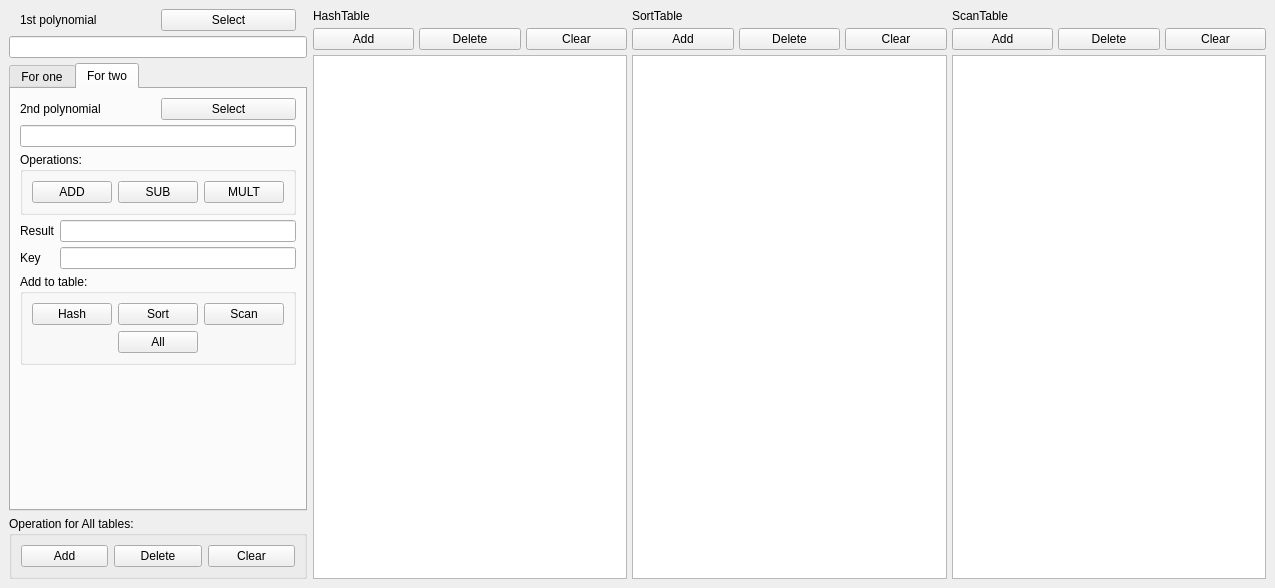
The window that ZorinOA/02_lab_table/samples/qt/mainwindow.ui (valentina-kustikova/mp2-practice) describes before a commit, drawn with Qt 5.
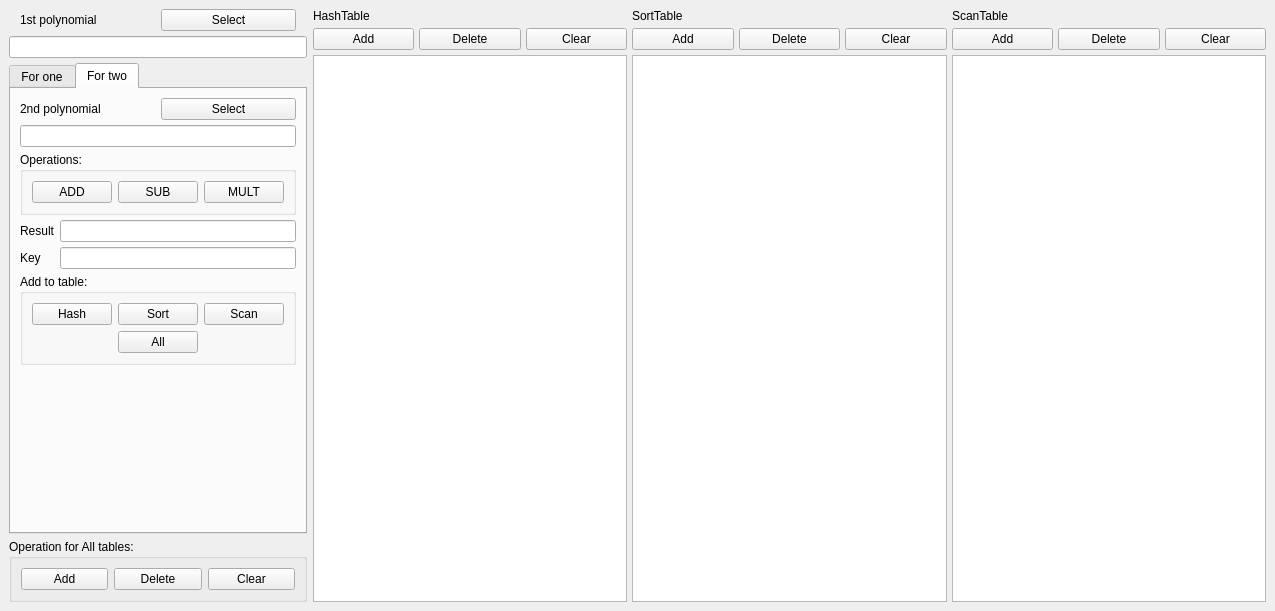
The same window after the commit. The open tabs and pages were chosen to show the change.

```diff
--- a/ZorinOA/02_lab_table/samples/qt/mainwindow.ui
+++ b/ZorinOA/02_lab_table/samples/qt/mainwindow.ui
@@ -7,7 +7,7 @@
     <x>0</x>
     <y>0</y>
     <width>1275</width>
-    <height>588</height>
+    <height>611</height>
    </rect>
   </property>
   <property name="windowTitle">
```
Left out of the diff: 88 changed lines with no effect on the pictures. Lines whose indentation alone changed are shown as unchanged.
